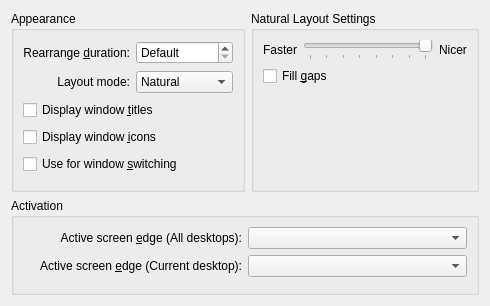
This is effects/presentwindows_config.ui in KDE/kwin as Qt 5 draws it before an edit. The edited form follows.
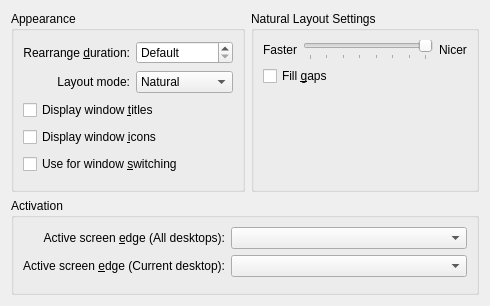
This is the edited form. Custom widgets are drawn as their Qt base class.

```diff
--- a/effects/presentwindows_config.ui
+++ b/effects/presentwindows_config.ui
@@ -5,7 +5,7 @@
    <rect>
     <x>0</x>
     <y>0</y>
-    <width>476</width>
+    <width>474</width>
     <height>306</height>
    </rect>
   </property>
@@ -110,32 +110,6 @@
       <string>Activation</string>
      </property>
      <layout class="QGridLayout" name="gridLayout_2" >
-      <item row="5" column="0" colspan="2" >
-       <widget class="KWin::GlobalShortcutsEditor" native="1" name="shortcutEditor" >
-        <property name="sizePolicy" >
-         <sizepolicy vsizetype="Preferred" hsizetype="Preferred" >
-          <horstretch>0</horstretch>
-          <verstretch>0</verstretch>
-         </sizepolicy>
-        </property>
-       </widget>
-      </item>
-      <item row="2" column="0" >
-       <widget class="QLabel" name="label_2" >
-        <property name="text" >
-         <string>Active screen &amp;edge (Current desktop):</string>
-        </property>
-        <property name="alignment" >
-         <set>Qt::AlignRight|Qt::AlignTrailing|Qt::AlignVCenter</set>
-        </property>
-        <property name="buddy" >
-         <cstring>screenEdgeCombo</cstring>
-        </property>
-       </widget>
-      </item>
-      <item row="2" column="1" >
-       <widget class="QComboBox" name="screenEdgeCombo" />
-      </item>
       <item row="0" column="0" >
        <widget class="QLabel" name="label_4" >
         <property name="text" >
@@ -150,7 +124,47 @@
        </widget>
       </item>
       <item row="0" column="1" >
-       <widget class="QComboBox" name="screenEdgeAllCombo" />
+       <widget class="QComboBox" name="screenEdgeAllCombo" >
+        <property name="sizePolicy" >
+         <sizepolicy vsizetype="Fixed" hsizetype="Expanding" >
+          <horstretch>0</horstretch>
+          <verstretch>0</verstretch>
+         </sizepolicy>
+        </property>
+       </widget>
+      </item>
+      <item row="1" column="0" >
+       <widget class="QLabel" name="label_2" >
+        <property name="text" >
+         <string>Active screen &amp;edge (Current desktop):</string>
+        </property>
+        <property name="alignment" >
+         <set>Qt::AlignRight|Qt::AlignTrailing|Qt::AlignVCenter</set>
+        </property>
+        <property name="buddy" >
+         <cstring>screenEdgeCombo</cstring>
+        </property>
+       </widget>
+      </item>
+      <item row="1" column="1" >
+       <widget class="QComboBox" name="screenEdgeCombo" >
+        <property name="sizePolicy" >
+         <sizepolicy vsizetype="Fixed" hsizetype="Expanding" >
+          <horstretch>0</horstretch>
+          <verstretch>0</verstretch>
+         </sizepolicy>
+        </property>
+       </widget>
+      </item>
+      <item row="2" column="0" colspan="2" >
+       <widget class="KWin::GlobalShortcutsEditor" native="1" name="shortcutEditor" >
+        <property name="sizePolicy" >
+         <sizepolicy vsizetype="Preferred" hsizetype="Preferred" >
+          <horstretch>0</horstretch>
+          <verstretch>0</verstretch>
+         </sizepolicy>
+        </property>
+       </widget>
       </item>
      </layout>
     </widget>
```
Left out of the diff: 76 changed lines with no effect on the pictures. Lines whose indentation alone changed are shown as unchanged.
